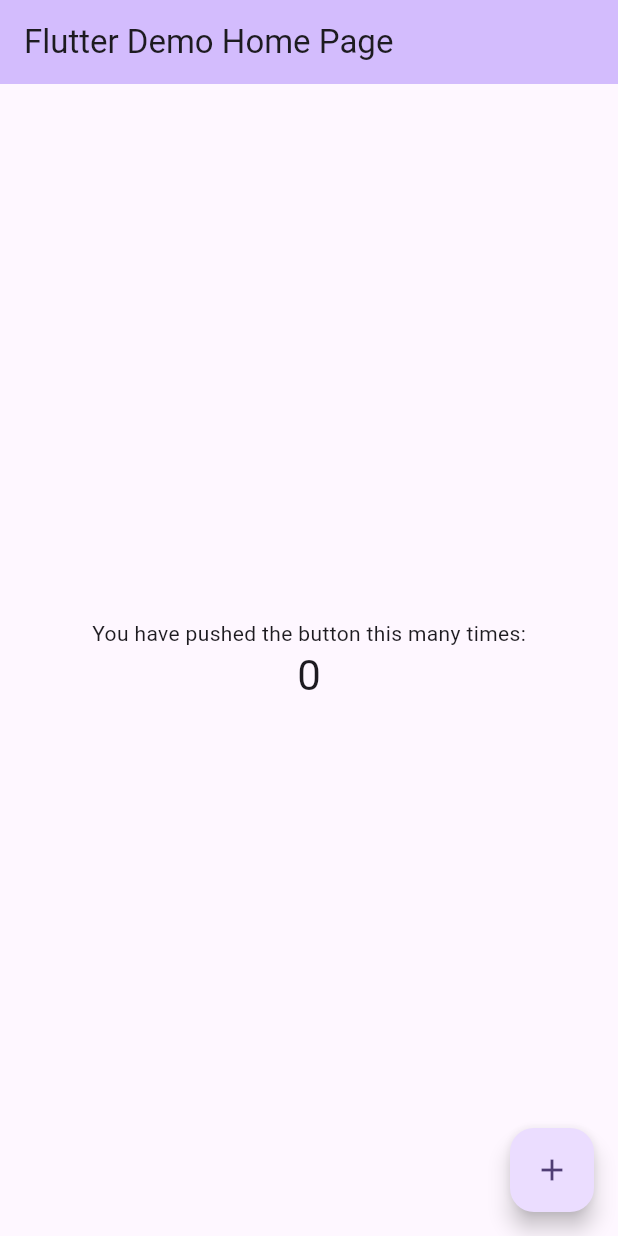
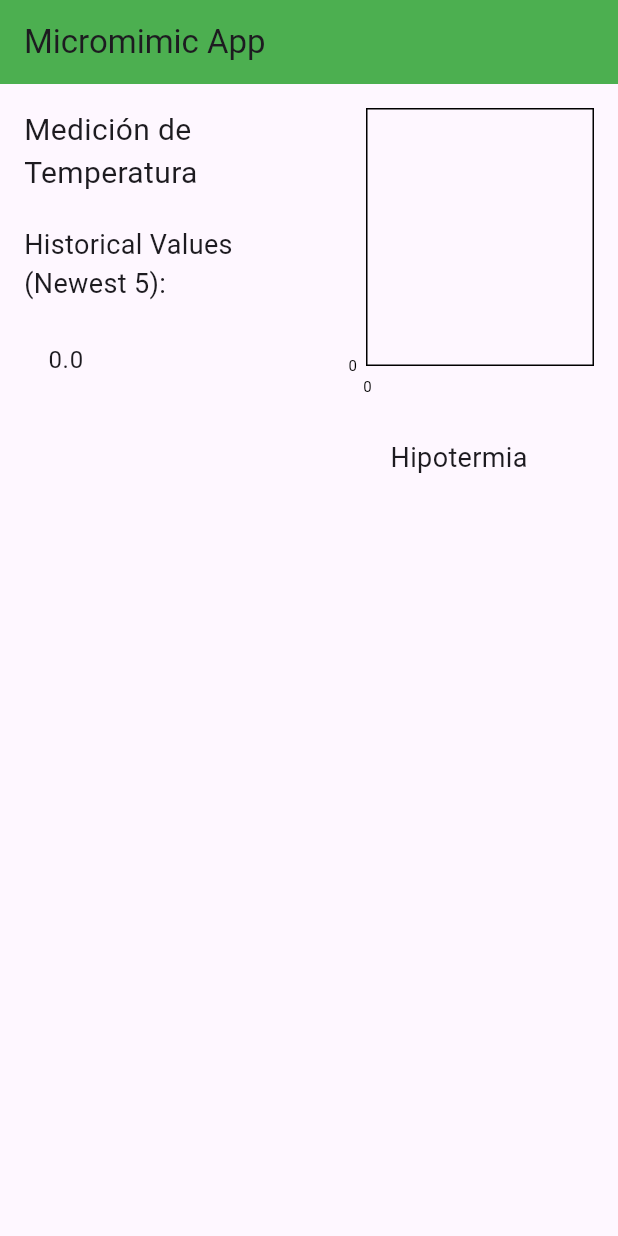
Before and after one commit to KingKennynas/app_try, a Flutter app: the screen it shows after launch, on a phone screen of 412 x 824 dp. Run offline on Flutter 3.47's test engine with Material 3 defaults, Android fonts, the phone set to English and light mode, and no system bars; drawn by our look-alikes of fl_chart; missing offline and left inert: libserialport; statements that could not run were skipped.

Commit message:
flutter_serialcom

```diff
--- a/lib/main.dart
+++ b/lib/main.dart
@@ -1,4 +1,8 @@
 import 'package:flutter/material.dart';
+import 'package:flutter/rendering.dart';
+import 'dart:typed_data';
+import 'package:fl_chart/fl_chart.dart';
+import 'package:libserialport/libserialport.dart';
 
 void main() {
   runApp(const MyApp());
@@ -7,119 +11,175 @@ void main() {
 class MyApp extends StatelessWidget {
   const MyApp({super.key});
 
-  // This widget is the root of your application.
   @override
   Widget build(BuildContext context) {
-    return MaterialApp(
-      title: 'Flutter Demo',
-      theme: ThemeData(
-        // This is the theme of your application.
-        //
-        // TRY THIS: Try running your application with "flutter run". You'll see
-        // the application has a purple toolbar. Then, without quitting the app,
-        // try changing the seedColor in the colorScheme below to Colors.green
-        // and then invoke "hot reload" (save your changes or press the "hot
-        // reload" button in a Flutter-supported IDE, or press "r" if you used
-        // the command line to start the app).
-        //
-        // Notice that the counter didn't reset back to zero; the application
-        // state is not lost during the reload. To reset the state, use hot
-        // restart instead.
-        //
-        // This works for code too, not just values: Most code changes can be
-        // tested with just a hot reload.
-        colorScheme: ColorScheme.fromSeed(seedColor: Colors.deepPurple),
-        useMaterial3: true,
-      ),
-      home: const MyHomePage(title: 'Flutter Demo Home Page'),
+    return const MaterialApp(
+      title: 'Micromimic App',
+      home: MicromimicScreen(),
     );
   }
 }
 
-class MyHomePage extends StatefulWidget {
-  const MyHomePage({super.key, required this.title});
-
-  // This widget is the home page of your application. It is stateful, meaning
-  // that it has a State object (defined below) that contains fields that affect
-  // how it looks.
-
-  // This class is the configuration for the state. It holds the values (in this
-  // case the title) provided by the parent (in this case the App widget) and
-  // used by the build method of the State. Fields in a Widget subclass are
-  // always marked "final".
-
-  final String title;
+class MicromimicScreen extends StatefulWidget {
+  const MicromimicScreen({super.key});
 
   @override
-  State<MyHomePage> createState() => _MyHomePageState();
+  _MicromimicScreenState createState() => _MicromimicScreenState();
 }
 
-class _MyHomePageState extends State<MyHomePage> {
-  int _counter = 0;
+class _MicromimicScreenState extends State<MicromimicScreen> {
+  List<double> temperatureValues = [0]; // Initialize with a default value
 
-  void _incrementCounter() {
-    setState(() {
-      // This call to setState tells the Flutter framework that something has
-      // changed in this State, which causes it to rerun the build method below
-      // so that the display can reflect the updated values. If we changed
-      // _counter without calling setState(), then the build method would not be
-      // called again, and so nothing would appear to happen.
-      _counter++;
-    });
+  @override
+  void initState() {
+    super.initState();
+    _setupSerialCommunication();
+  }
+
+  void _setupSerialCommunication() {
+    // Open the serial port
+    SerialPort port1 = SerialPort('COM3');
+    port1.openReadWrite();
+
+    // Set up a listener for incoming data
+    try {
+      SerialPortReader reader = SerialPortReader(port1);
+      Stream<double> upcommingData = reader.stream.map((data) {
+        // Assuming incoming data is a float represented as bytes
+        return double.parse(String.fromCharCodes(data));
+      });
+      upcommingData.listen((double data) {
+        setState(() {
+          temperatureValues.add(data);
+        });
+      });
+    } on SerialPortError catch (err, _) {
+      print(SerialPort.lastError);
+    }
   }
 
   @override
   Widget build(BuildContext context) {
-    // This method is rerun every time setState is called, for instance as done
-    // by the _incrementCounter method above.
-    //
-    // The Flutter framework has been optimized to make rerunning build methods
-    // fast, so that you can just rebuild anything that needs updating rather
-    // than having to individually change instances of widgets.
     return Scaffold(
       appBar: AppBar(
-        // TRY THIS: Try changing the color here to a specific color (to
-        // Colors.amber, perhaps?) and trigger a hot reload to see the AppBar
-        // change color while the other colors stay the same.
-        backgroundColor: Theme.of(context).colorScheme.inversePrimary,
-        // Here we take the value from the MyHomePage object that was created by
-        // the App.build method, and use it to set our appbar title.
-        title: Text(widget.title),
+        title: const Text('Micromimic App'),
+        backgroundColor: Colors.green,
       ),
-      body: Center(
-        // Center is a layout widget. It takes a single child and positions it
-        // in the middle of the parent.
-        child: Column(
-          // Column is also a layout widget. It takes a list of children and
-          // arranges them vertically. By default, it sizes itself to fit its
-          // children horizontally, and tries to be as tall as its parent.
-          //
-          // Column has various properties to control how it sizes itself and
-          // how it positions its children. Here we use mainAxisAlignment to
-          // center the children vertically; the main axis here is the vertical
-          // axis because Columns are vertical (the cross axis would be
-          // horizontal).
-          //
-          // TRY THIS: Invoke "debug painting" (choose the "Toggle Debug Paint"
-          // action in the IDE, or press "p" in the console), to see the
-          // wireframe for each widget.
-          mainAxisAlignment: MainAxisAlignment.center,
-          children: <Widget>[
-            const Text(
-              'You have pushed the button this many times:',
+      body: Padding(
+        padding: const EdgeInsets.all(16.0),
+        child: Row(
+          crossAxisAlignment: CrossAxisAlignment.start,
+          children: [
+            Expanded(
+              child: Column(
+                crossAxisAlignment: CrossAxisAlignment.start,
+                children: [
+                  const Text(
+                    'Medición de Temperatura',
+                    style: TextStyle(fontSize: 20),
+                  ),
+                  const SizedBox(height: 20),
+                  const Text(
+                    'Historical Values (Newest 5):',
+                    style: TextStyle(fontSize: 18),
+                  ),
+                  const SizedBox(height: 10),
+                  Expanded(
+                    child: ListView.builder(
+                      itemCount: temperatureValues.length,
+                      itemBuilder: (context, index) {
+                        return ListTile(
+                          title: Text(temperatureValues[index].toString()),
+                        );
+                      },
+                    ),
+                  ),
+                ],
+              ),
             ),
-            Text(
-              '$_counter',
-              style: Theme.of(context).textTheme.headlineMedium,
+            const SizedBox(width: 20),
+            Flexible(
+              child: Column(
+                children: [
+                  SizedBox(
+                    width: 200,
+                    height: 200,
+                    child: LineChart(
+                      LineChartData(
+                        gridData: FlGridData(show: false),
+                        titlesData: FlTitlesData(
+                          bottomTitles: SideTitles(
+                            showTitles: true,
+                            getTextStyles: (value) => const TextStyle(fontSize: 10, color: Colors.black),
+                            getTitles: (value) {
+                              // Customizing X axis titles (bottom)
+                              switch (value.toInt()) {
+                                case 0:
+                                  return '0';
+                                case 1:
+                                  return '1';
+                                case 2:
+                                  return '2';
+                                case 3:
+                                  return '3';
+                                case 4:
+                                  return '4';
+                                default:
+                                  return '';
+                              }
+                            },
+                          ),
+                          leftTitles: SideTitles(
+                            showTitles: true,
+                            getTextStyles: (value) => const TextStyle(fontSize: 10, color: Colors.black),
+                            getTitles: (value) {
+                              // Customizing Y axis titles (left)
+                              return value.toInt().toString();
+                            },
+                          ),
+                        ),
+                        borderData: FlBorderData(show: true, border: Border.all(color: Colors.black)),
+                        lineBarsData: [
+                          LineChartBarData(
+                            spots: temperatureValues.asMap().entries.map((entry) {
+                              return FlSpot(entry.key.toDouble(), entry.value);
+                            }).toList(),
+                            isCurved: true,
+                            colors: [Colors.blue],
+                            barWidth: 3,
+                            belowBarData: BarAreaData(show: false),
+                            dotData: FlDotData(show: false),
+                          ),
+                        ],
+                      ),
+                    ),
+                  ),
+                  const SizedBox(height: 20),
+                  Text(
+                    _getTemperatureStatus(),
+                    style: const TextStyle(fontSize: 18),
+                  ),
+                ],
+              ),
             ),
           ],
         ),
       ),
-      floatingActionButton: FloatingActionButton(
-        onPressed: _incrementCounter,
-        tooltip: 'Increment',
-        child: const Icon(Icons.add),
-      ), // This trailing comma makes auto-formatting nicer for build methods.
     );
   }
+
+  String _getTemperatureStatus() {
+    if (temperatureValues.isNotEmpty) {
+      double lastTemperature = temperatureValues.last;
+      if (lastTemperature < 35) {
+        return 'Hipotermia';
+      } else if (lastTemperature > 37) {
+        return 'Fiebre';
+      } else {
+        return 'Normal';
+      }
+    } else {
+      return 'No data';
+    }
+  }
 }
--- a/pubspec.yaml
+++ b/pubspec.yaml
@@ -35,6 +35,9 @@ dependencies:
   # The following adds the Cupertino Icons font to your application.
   # Use with the CupertinoIcons class for iOS style icons.
   cupertino_icons: ^1.0.6
+  flutter_libserialport: ^0.4.0
+  flutter_charts: ^0.5.2
+  fl_chart: ^0.35.0
 
 dev_dependencies:
   flutter_test:
```
Also changed, not shown: pubspec.lock, 5 other files.
